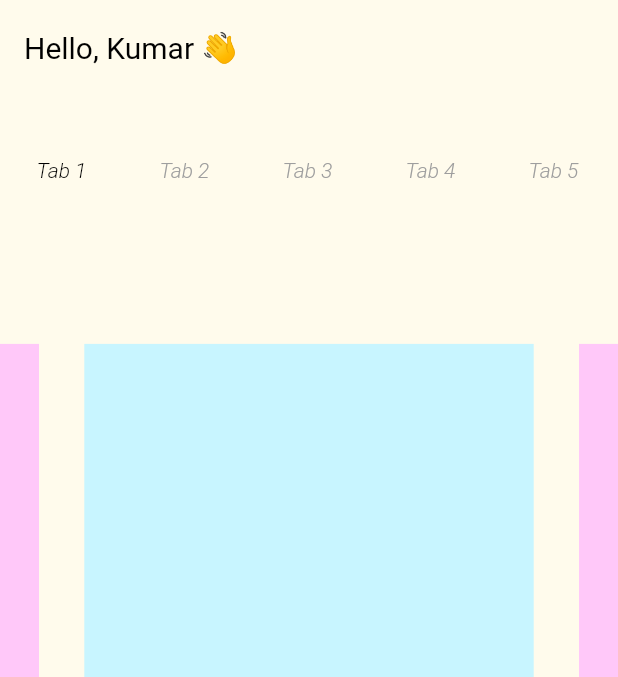
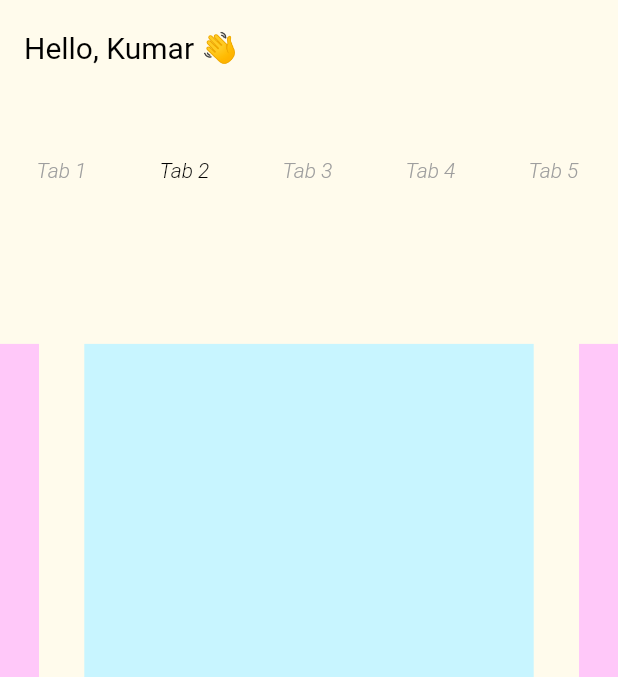
Before and after one commit to R-Aravind/sample-submission, a Flutter app: the screen it shows after launch, swiped to page 2, on a phone screen of 412 x 824 dp, the part 122-799 px from its top. Run offline on Flutter 3.47's test engine with Material 2 defaults, Android fonts, the phone set to English and light mode, and no system bars.

Commit message:
fix: tab now changes onPageChange

```diff
--- a/lib/screens/home/home.dart
+++ b/lib/screens/home/home.dart
@@ -10,15 +10,18 @@ class Home extends StatefulWidget {
 }
 
 class _HomeState extends State<Home> with TickerProviderStateMixin {
-  PageController _pageController = PageController(
-    viewportFraction: 0.8,
-    initialPage: 0,
-    keepPage: false,
-  );
+  late PageController _pageController;
+  late TabController _tabController;
 
   @override
   void initState() {
     super.initState();
+    _tabController = new TabController(vsync: this, length: tabs.length);
+    _pageController = new PageController(
+      viewportFraction: 0.8,
+      initialPage: 0,
+      keepPage: false,
+    );
   }
 
   @override
@@ -35,6 +38,12 @@ class _HomeState extends State<Home> with TickerProviderStateMixin {
       duration: const Duration(milliseconds: 400),
       curve: Curves.easeInOut,
     );
+  }
+
+  void _changeTab(int index) {
+    /// changes current tab to tab at [index]
+
+    _tabController.animateTo(index);
   }
 
   @override
@@ -77,7 +86,7 @@ class _HomeState extends State<Home> with TickerProviderStateMixin {
               indicatorColor: Colors.transparent,
               labelColor: Colors.black,
               unselectedLabelColor: Colors.grey,
-              controller: TabController(vsync: this, length: tabs.length),
+              controller: _tabController,
               onTap: _changePage,
               tabs: tabs,
             ),
@@ -91,6 +100,7 @@ class _HomeState extends State<Home> with TickerProviderStateMixin {
           pageSnapping: true,
           controller: _pageController,
           itemCount: tabs.length,
+          onPageChanged: _changeTab,
           itemBuilder: (context, index) {
             return Padding(
               padding: const EdgeInsets.symmetric(horizontal: 15),
```
